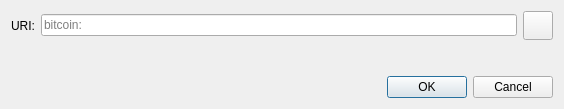
Before: the Qt Designer form src/qt/forms/openuridialog.ui in resatoshi/bitcoin-resatoshi-31.0, drawn with Qt 5.
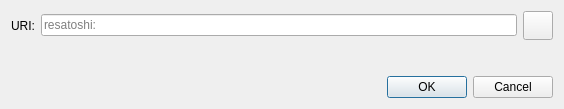
After: the same form once the commit is applied. Icons and pictures are not drawn. Custom widgets are drawn as their Qt base class.

Diff of the .ui file:
```diff
--- a/src/qt/forms/openuridialog.ui
+++ b/src/qt/forms/openuridialog.ui
@@ -26,7 +26,7 @@
      <item>
       <widget class="QValidatedLineEdit" name="uriEdit">
        <property name="placeholderText">
-        <string notr="true">bitcoin:</string>
+        <string notr="true">resatoshi:</string>
        </property>
       </widget>
      </item>
```
